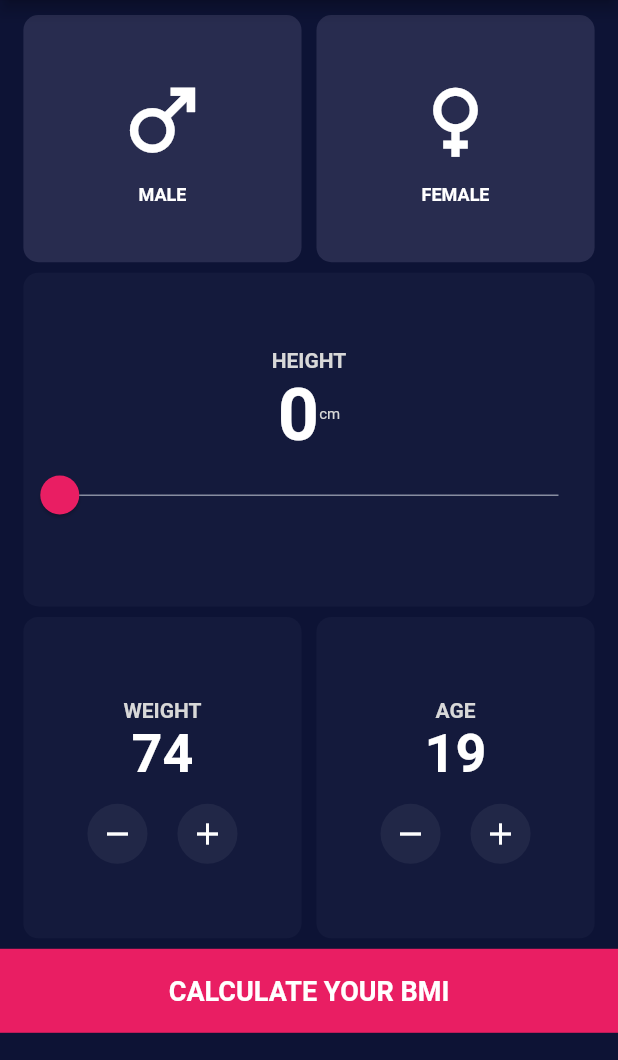
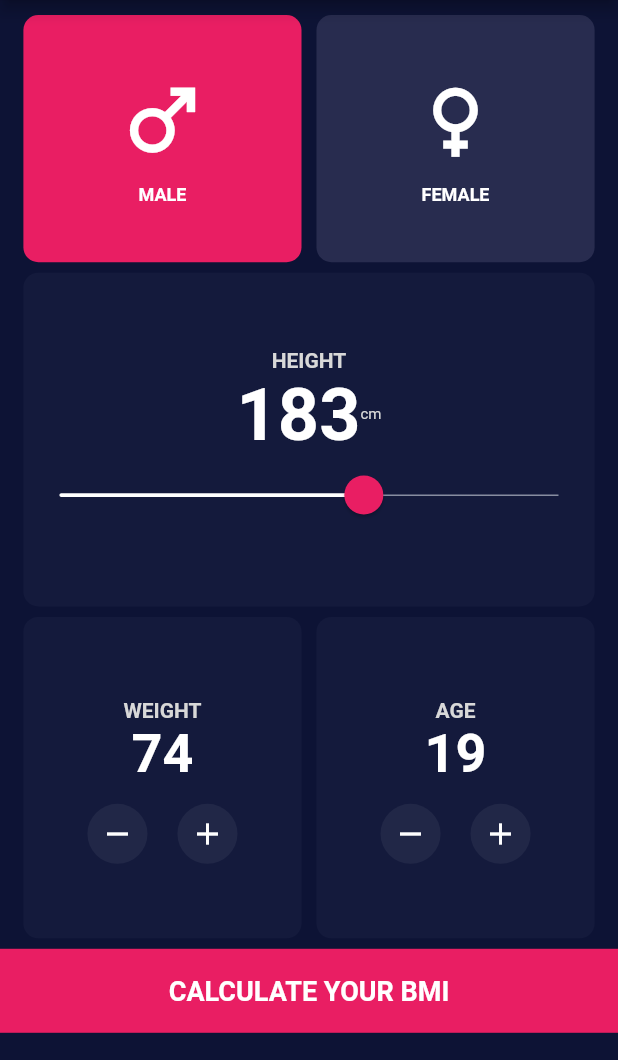
Before and after one commit to srikresna/bmi_app, a Flutter app: the screen it shows after launch, after a tap on "MALE", on a phone screen of 412 x 824 dp, the part 84-1144 px from its top. Run offline on Flutter 3.47's test engine with Material 2 defaults, Android fonts, the phone set to English and light mode, and no system bars.

Commit message:
feat: add animatedContainer

```diff
--- a/lib/main.dart
+++ b/lib/main.dart
@@ -1,4 +1,5 @@
 import 'package:flutter/material.dart';
+import 'package:flutter/rendering.dart';
 
 void main() {
   runApp(const MyApp());
@@ -28,13 +29,27 @@ class Home extends StatefulWidget {
 }
 
 class _HomeState extends State<Home> {
-  double _currentSliderValue = 0.0;
+  double currentSliderValue = 183.0;
   int weight = 74;
   int heigth = 19;
+
+  bool isMale = true;
 
   void incrementWeight() {
     setState(() {
       weight++;
+    });
+  }
+
+  void changeMale() {
+    setState(() {
+      isMale = true;
+    });
+  }
+
+  void changeFemale() {
+    setState(() {
+      isMale = false;
     });
   }
 
@@ -69,23 +84,27 @@ class _HomeState extends State<Home> {
         title: const Text('BMI CALCULATOR', style: TextStyle(fontSize: 14)),
         backgroundColor: const Color.fromARGB(255, 16, 22, 57),
       ),
-      body: Container(
-        child: Column(
+      body: Column(
         children: [
           const SizedBox(height: 5),
           Row(
             mainAxisAlignment: MainAxisAlignment.center,
             children: [
-                Container(
+              AnimatedContainer(
                 width: MediaQuery.of(context).size.width * 0.45,
                 height: MediaQuery.of(context).size.height * 0.2,
                 margin: const EdgeInsets.all(5),
                 decoration: BoxDecoration(
-                    color: const Color.fromARGB(255, 40, 44, 79),
+                  color: !isMale ? const Color.fromARGB(255, 40, 44, 79) : Colors.pink,
                   borderRadius: BorderRadius.circular(10),
                 ),
+                duration: const Duration(
+                  milliseconds: 200,
+                ),
                 child: TextButton(
-                    onPressed: () {},
+                  onPressed: () {
+                    changeMale();
+                  },
                   child: Column(
                     mainAxisAlignment: MainAxisAlignment.center,
                     children: const [
@@ -108,11 +127,13 @@ class _HomeState extends State<Home> {
                 height: MediaQuery.of(context).size.height * 0.2,
                 margin: const EdgeInsets.all(5),
                 decoration: BoxDecoration(
-                    color: const Color.fromARGB(255, 40, 44, 79),
+                  color: isMale ? const Color.fromARGB(255, 40, 44, 79) : Colors.pink,
                   borderRadius: BorderRadius.circular(10),
                 ),
                 child: TextButton(
-                    onPressed: () {},
+                  onPressed: () {
+                    changeFemale();
+                  },
                   child: Column(
                     mainAxisAlignment: MainAxisAlignment.center,
                     children: const [
@@ -157,7 +178,7 @@ class _HomeState extends State<Home> {
                     Row(
                       mainAxisAlignment: MainAxisAlignment.center,
                       children: [
-                          Text('${_currentSliderValue.toInt()}',
+                        Text('${currentSliderValue.toInt()}',
                             style: const TextStyle(
                                 fontSize: 48,
                                 color: Colors.white,
@@ -186,13 +207,13 @@ class _HomeState extends State<Home> {
                         ),
                       ),
                       child: Slider(
-                          value: _currentSliderValue,
+                        value: currentSliderValue,
                         max: 300,
                         divisions: 300,
                         inactiveColor: Colors.white,
                         onChanged: (double value) {
                           setState(() {
-                              _currentSliderValue = value;
+                            currentSliderValue = value;
                           });
                         },
                       ),
@@ -325,8 +346,7 @@ class _HomeState extends State<Home> {
           ),
           const SizedBox(height: 2),
           GestureDetector(
-              onTap: () {
-              },
+            onTap: () {},
             child: Container(
               constraints: const BoxConstraints(
                 minHeight: kToolbarHeight,
@@ -351,7 +371,6 @@ class _HomeState extends State<Home> {
           ),
         ],
       ),
-      ),
     );
   }
 }
```
Lines whose indentation alone changed are shown as unchanged.
